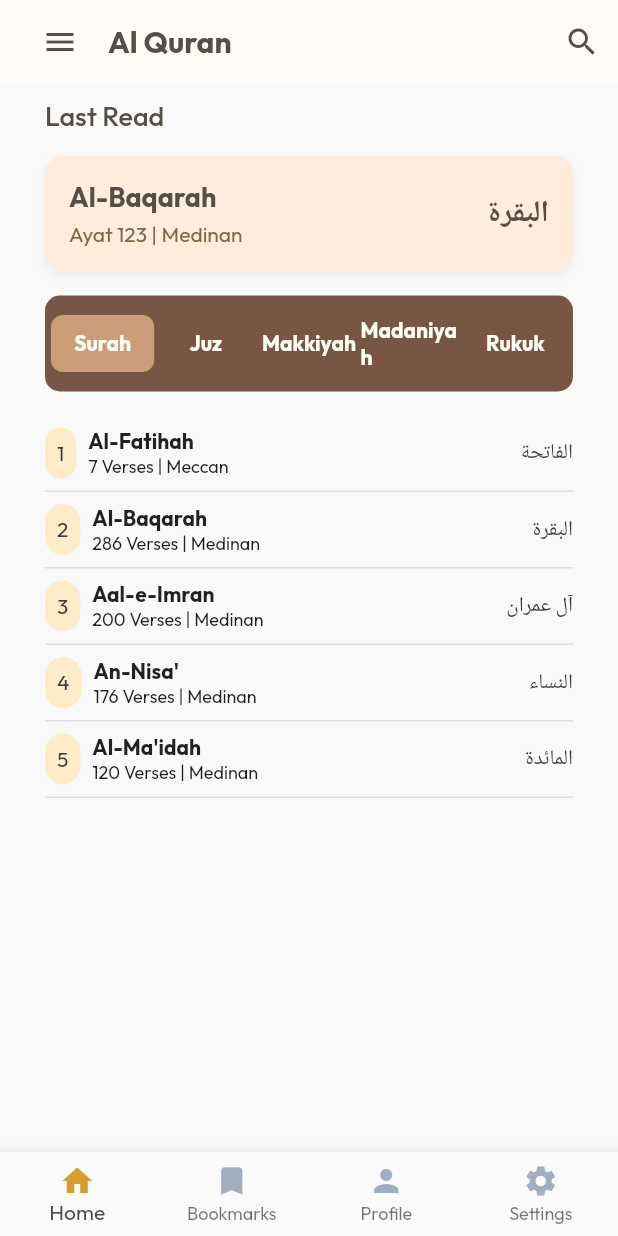
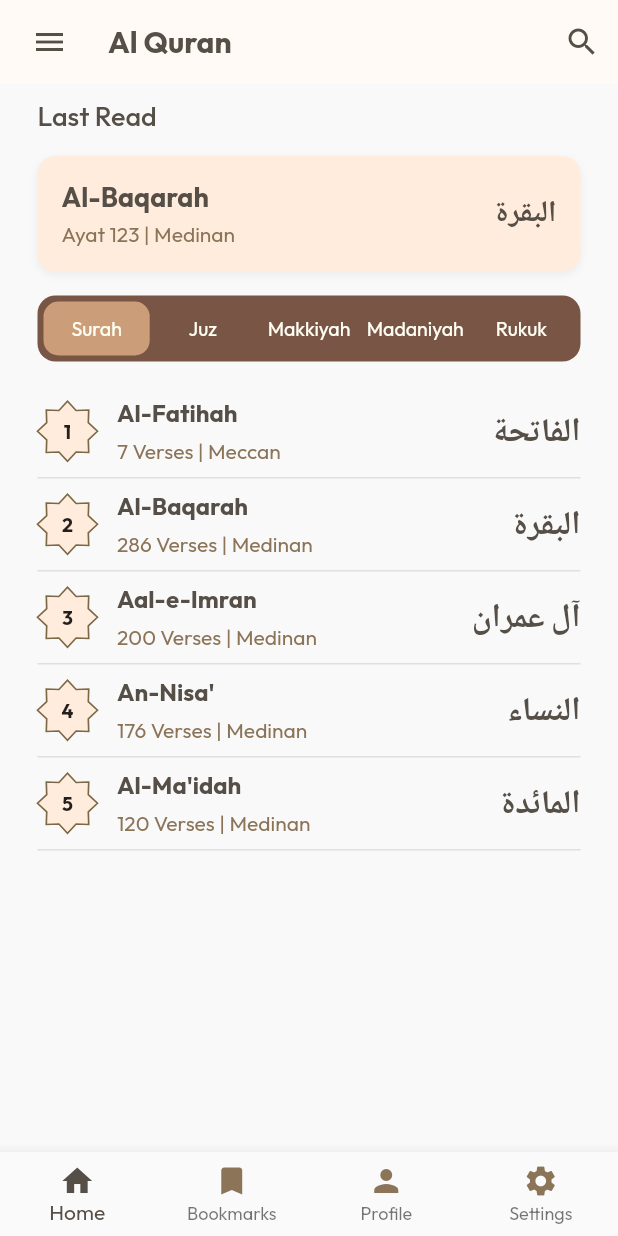
Before and after one commit to putra28/flutter-quran, a Flutter app: the screen it shows after launch, on a phone screen of 412 x 824 dp. Run offline on Flutter 3.47's test engine with Material 3 defaults, Android fonts, the light colour scheme and no system bars; our stand-ins replace google_fonts.

Commit message:
Final Homepage

```diff
--- a/lib/main.dart
+++ b/lib/main.dart
@@ -19,8 +19,8 @@ class QuranApp extends StatelessWidget {
           brightness: Brightness.light,
           primary: Color(0xFF564f47),
           onPrimary: Color(0xFF564f47),
-          secondary: Color(0xFF7C6844),
-          onSecondary: Color(0xFF7C6844),
+          secondary: Color(0xFF8b7458),
+          onSecondary: Color(0xFF8b7458),
           surface: Color(0xFFffecdc),
           onSurface: Color(0xFFffecdc),
           error: Color(0xFF6C4E31),
--- a/lib/screens/home_screen.dart
+++ b/lib/screens/home_screen.dart
@@ -1,5 +1,6 @@
 import 'package:flutter/material.dart';
 import 'package:google_fonts/google_fonts.dart';
+import '../widget/SurahNumber.dart';
 
 class HomePage extends StatefulWidget {
   const HomePage({super.key});
@@ -20,7 +21,7 @@ class _HomePageState extends State<HomePage> {
         backgroundColor: Theme.of(context).colorScheme.background,
         elevation: 0,
         leading: Padding(
-          padding: const EdgeInsets.only(left: 20.0),
+          padding: const EdgeInsets.only(left: 10.0),
           child: IconButton(
             icon: Icon(Icons.menu, color: Theme.of(context).colorScheme.primary),
             onPressed: () {},
@@ -35,7 +36,7 @@ class _HomePageState extends State<HomePage> {
         ],
       ),
       body: Padding(
-        padding: const EdgeInsets.symmetric(horizontal: 30.0, vertical: 10.0),
+        padding: const EdgeInsets.symmetric(horizontal: 25.0, vertical: 10.0),
         child: Column(
           crossAxisAlignment: CrossAxisAlignment.start,
           children: [
@@ -77,10 +78,10 @@ class _HomePageState extends State<HomePage> {
       bottomNavigationBar: BottomNavigationBar(
         type: BottomNavigationBarType.fixed,
         items: [
-          BottomNavigationBarItem(icon: Icon(Icons.home, color: Color(0xFFD69E2E)), label: 'Home'),
-          BottomNavigationBarItem(icon: Icon(Icons.bookmark, color: Color(0xFFA0AEC0)), label: 'Bookmarks'),
-          BottomNavigationBarItem(icon: Icon(Icons.person, color: Color(0xFFA0AEC0)), label: 'Profile'),
-          BottomNavigationBarItem(icon: Icon(Icons.settings, color: Color(0xFFA0AEC0)), label: 'Settings'),
+          BottomNavigationBarItem(icon: Icon(Icons.home, color: Theme.of(context).colorScheme.primary), label: 'Home'),
+          BottomNavigationBarItem(icon: Icon(Icons.bookmark, color: Theme.of(context).colorScheme.secondary), label: 'Bookmarks'),
+          BottomNavigationBarItem(icon: Icon(Icons.person, color: Theme.of(context).colorScheme.secondary), label: 'Profile'),
+          BottomNavigationBarItem(icon: Icon(Icons.settings, color: Theme.of(context).colorScheme.secondary), label: 'Settings'),
         ],
       ),
     );
@@ -173,7 +174,7 @@ class FilterBar extends StatelessWidget {
       padding: EdgeInsets.all(4),
       decoration: BoxDecoration(
         color: Color(0xFF795546),
-        borderRadius: BorderRadius.circular(10),
+        borderRadius: BorderRadius.circular(12),
       ),
       child: Row(
         mainAxisAlignment: MainAxisAlignment.spaceBetween,
@@ -185,14 +186,14 @@ class FilterBar extends StatelessWidget {
                 padding: EdgeInsets.symmetric(vertical: 10),
                 decoration: BoxDecoration(
                   color: selectedIndex == index ? Color(0xFFcb9d78) : Colors.transparent,
-                  borderRadius: BorderRadius.circular(8),
+                  borderRadius: BorderRadius.circular(10),
                 ),
                 child: Center(
                   child: Text(
                     filters[index],
                     style: TextStyle(
+                      fontSize: 13,
                       color: Color(0xFFfffff4),
-                      fontWeight: FontWeight.bold,
                     ),
                   ),
                 ),
@@ -230,28 +231,19 @@ class SuraItem extends StatelessWidget {
         children: [
           Row(
             children: [
-              Container(
-                padding: EdgeInsets.all(8),
-                decoration: BoxDecoration(
-                  color: Color(0xFFFEEBC8),
-                  borderRadius: BorderRadius.circular(20),
-                ),
-                child: Text(
-                  number.toString(),
-                  style: TextStyle(color: Color(0xFF3D3D3D)),
-                ),
-              ),
-              SizedBox(width: 8),
+              SurahNumberIcon(number: number),
+              SizedBox(width: 13),
               Column(
                 crossAxisAlignment: CrossAxisAlignment.start,
                 children: [
-                  Text(title, style: TextStyle(fontWeight: FontWeight.bold)),
-                  Text(details, style: TextStyle(fontSize: 12)),
+                  Text(title, style: TextStyle(fontSize: 16, color: Theme.of(context).colorScheme.primary, fontWeight: FontWeight.bold)),
+                  SizedBox(height: 7),
+                  Text(details, style: TextStyle(fontSize: 14, color: Theme.of(context).colorScheme.secondary)),
                 ],
               ),
             ],
           ),
-          Text(arabicTitle, style: TextStyle(color: Color(0xFF3D3D3D))),
+          Text(arabicTitle, style: GoogleFonts.scheherazadeNew(color: Theme.of(context).colorScheme.primary, fontSize: 22, fontWeight: FontWeight.bold)),
         ],
       ),
     );
--- /dev/null
+++ b/lib/widget/SurahNumber.dart
@@ -0,0 +1,70 @@
+import 'package:flutter/material.dart';
+import 'dart:math';
+
+class SurahNumberIcon extends StatelessWidget {
+  final int number;
+
+  const SurahNumberIcon({Key? key, required this.number}) : super(key: key);
+
+  @override
+  Widget build(BuildContext context) {
+    return CustomPaint(
+      painter: SurahNumberPainter(), // Menggunakan Custom Painter
+      child: SizedBox(
+        width: 40, // Pastikan ukuran cukup untuk outline
+        height: 40,
+        child: Center(
+          child: Text(
+            number.toString(),
+            style: TextStyle(fontSize: 13, fontWeight: FontWeight.bold),
+          ),
+        ),
+      ),
+    );
+  }
+}
+
+class SurahNumberPainter extends CustomPainter {
+  @override
+  void paint(Canvas canvas, Size size) {
+    Paint paintBorder = Paint()
+      ..color = Color(0xFF7C6844)
+      ..strokeWidth = 1.1
+      ..style = PaintingStyle.stroke;
+
+    Paint paintFill = Paint()
+      ..color = Color(0xFFffecdc)
+      ..style = PaintingStyle.fill;
+
+    Path path = Path();
+    double centerX = size.width / 2;
+    double centerY = size.height / 2;
+    double outerRadius = min(size.width, size.height) / 2;  // Lingkaran luar
+    double innerRadius = outerRadius * 0.75;  // Lingkaran dalam (cekungan)
+
+    int points = 8; // Ubah angka ini untuk menambah/kurangi gerigi
+    double angleStep = pi / points;
+
+    for (int i = 0; i < points * 2; i++) {
+      double radius = (i.isEven) ? outerRadius : innerRadius;
+      double angle = angleStep * i;
+
+      double x = centerX + cos(angle) * radius;
+      double y = centerY + sin(angle) * radius;
+
+      if (i == 0) {
+        path.moveTo(x, y);
+      } else {
+        path.lineTo(x, y);
+      }
+    }
+
+    path.close();
+
+    canvas.drawPath(path, paintFill);
+    canvas.drawPath(path, paintBorder);
+  }
+
+  @override
+  bool shouldRepaint(CustomPainter oldDelegate) => false;
+}
```
Also changed, not shown: 6 other files.
